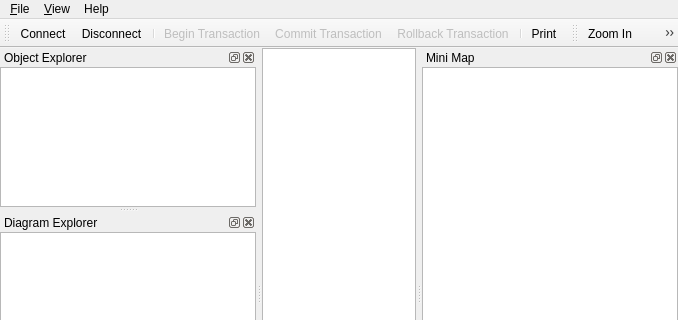
Old version of the form branches/new-build/qrgui/mainwindow/mainwindow.ui in the repository qreal/qreal; both pictures show x 0 to 678 and y 0 to 320 of the 678 by 559 pixel window.
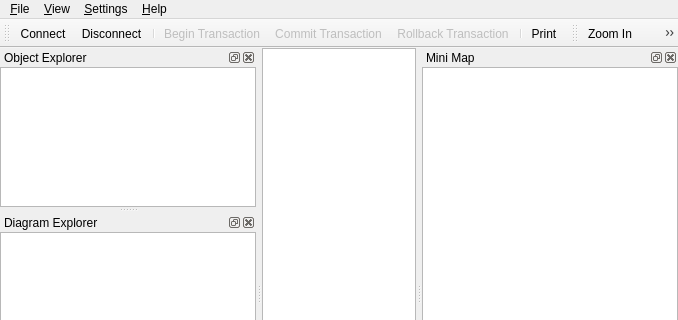
New version of the form. Icons and pictures are not drawn.

Commit message: Some changes to the gui. Still have no fucking time to implement fully. Btw, a small joke in the about box.

Patch:
```diff
--- a/branches/new-build/qrgui/mainwindow/mainwindow.ui
+++ b/branches/new-build/qrgui/mainwindow/mainwindow.ui
@@ -77,15 +77,22 @@
    </widget>
    <widget class="QMenu" name="menuHelp" >
     <property name="title" >
-     <string>Help</string>
+     <string>&amp;Help</string>
     </property>
     <addaction name="actionHelp" />
     <addaction name="separator" />
     <addaction name="actionAbout" />
     <addaction name="actionAboutQt" />
    </widget>
+   <widget class="QMenu" name="menuSettings" >
+    <property name="title" >
+     <string>&amp;Settings</string>
+    </property>
+    <addaction name="actionPlugins" />
+   </widget>
    <addaction name="menu_File" />
    <addaction name="menu_View" />
+   <addaction name="menuSettings" />
    <addaction name="menuHelp" />
   </widget>
   <widget class="QStatusBar" name="statusbar" />
```
Left out of the diff: 26 changed lines with no effect on the pictures. The commit also changes 7 other files.
